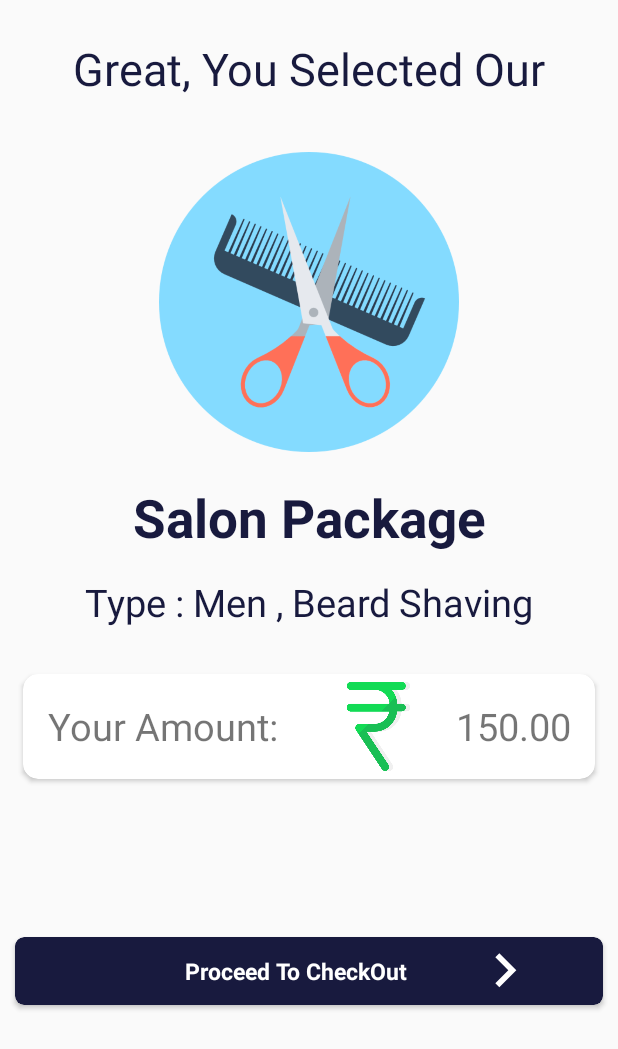
After one commit to djain5888/Services, an Android app: the CheckOutActivity screen opened directly, with no data from a screen before it, on a phone screen of 412 x 824 dp. The commit adds this screen. Shown: the top 1049 px of the screen. Run offline under Robolectric (Android 15) with nearby library versions, the phone set to English and light mode, and no system bars.

Commit message:
checkOut Activity

```diff
--- a/app/src/main/AndroidManifest.xml
+++ b/app/src/main/AndroidManifest.xml
@@ -10,8 +10,9 @@
         android:supportsRtl="true"
         android:theme="@style/AppTheme">
         <activity android:name=".FormActivity"></activity>
+        <activity android:name=".CheckOutActivity" />
         <activity android:name=".SearchActivity" />
-        <activity android:name=".Result"></activity>
+        <activity android:name=".Result" />
         <activity android:name=".Number_activity" />
         <activity android:name=".LocationActivity" />
         <activity android:name=".MainActivity" />
--- /dev/null
+++ b/app/src/main/java/com/iniesta/services/CheckOutActivity.java
@@ -0,0 +1,15 @@
+package com.iniesta.services;
+
+import android.support.v7.app.AppCompatActivity;
+import android.os.Bundle;
+
+public class CheckOutActivity extends AppCompatActivity {
+
+    @Override
+    protected void onCreate(Bundle savedInstanceState) {
+        super.onCreate(savedInstanceState);
+        setContentView(R.layout.activity_check_out);
+
+        getSupportActionBar().hide();
+    }
+}
--- a/app/src/main/java/com/iniesta/services/FormActivity.java
+++ b/app/src/main/java/com/iniesta/services/FormActivity.java
@@ -17,7 +17,7 @@ public class FormActivity extends AppCompatActivity {
     private String name,email,phone,tolocation,fromlocation,service,servicescategory,date;
     private EditText mName,mEmail,mphone,mtolocation,mfromlocation,mdate;
     private String[] serviceslist = { "Select Service", "HouseHold Shifting", "Wheelers", "Office Shifting"};
-    private String[] servicecategorieslist = { "Slect Service Categories", "Hello", "Hi", "It's", "Aman", "Here"};
+    private String[] servicecategorieslist = { "Select Service Categories", "Hello", "Hi", "It's", "Aman", "Here"};
 
     @Override
     protected void onCreate(Bundle savedInstanceState) {
--- /dev/null
+++ b/app/src/main/res/drawable-anydpi/ic_rigtharrowwhite.xml
@@ -0,0 +1,10 @@
+<vector xmlns:android="http://schemas.android.com/apk/res/android"
+    android:width="24dp"
+    android:height="24dp"
+    android:viewportWidth="24"
+    android:viewportHeight="24"
+    android:tint="#FFFFFF">
+    <path
+        android:fillColor="#FF000000"
+        android:pathData="M8.59,16.34l4.58,-4.59 -4.58,-4.59L10,5.75l6,6 -6,6z"/>
+</vector>
--- /dev/null
+++ b/app/src/main/res/layout/activity_check_out.xml
@@ -0,0 +1,121 @@
+<?xml version="1.0" encoding="utf-8"?>
+<LinearLayout
+    xmlns:android="http://schemas.android.com/apk/res/android"
+    xmlns:app="http://schemas.android.com/apk/res-auto"
+    xmlns:tools="http://schemas.android.com/tools"
+    android:layout_width="match_parent"
+    android:layout_height="match_parent"
+    android:orientation="vertical"
+    tools:context=".CheckOutActivity">
+
+    <TextView
+        android:layout_width="match_parent"
+        android:layout_height="wrap_content"
+        android:text="Great, You Selected Our"
+        android:textColor="#181A3E"
+        android:gravity="center"
+        android:textSize="30dp"
+        android:layout_marginTop="25dp"/>
+
+    <ImageView
+        android:layout_width="match_parent"
+        android:layout_height="200dp"
+        android:layout_marginTop="35dp"
+        android:src="@drawable/hairdresser"/>
+
+    <TextView
+        android:layout_width="match_parent"
+        android:layout_height="wrap_content"
+        android:text="Salon Package"
+        android:textStyle="bold"
+        android:textSize="35dp"
+        android:layout_gravity="center"
+        android:gravity="center"
+        android:textColor="#181A3E"
+        android:layout_marginTop="20dp"/>
+
+    <TextView
+        android:layout_width="match_parent"
+        android:layout_height="wrap_content"
+        android:textColor="#181A3E"
+        android:text="Type : Men , Beard Shaving"
+        android:textSize="25dp"
+        android:layout_margin="15dp"
+        android:gravity="center"/>
+
+    <android.support.v7.widget.CardView
+        android:layout_width="match_parent"
+        android:layout_height="70dp"
+        app:cardCornerRadius="10dp"
+        android:layout_marginTop="40dp"
+        android:layout_margin="15dp">
+
+        <LinearLayout
+            android:layout_width="match_parent"
+            android:layout_height="match_parent"
+            android:orientation="horizontal">
+
+            <TextView
+                android:layout_width="0dp"
+                android:layout_height="match_parent"
+                android:layout_weight="2"
+                android:gravity="center"
+                android:textSize="25dp"
+                android:text="Your Amount:"/>
+
+            <ImageView
+                android:layout_width="0dp"
+                android:layout_height="match_parent"
+                android:layout_weight="1"
+                android:src="@drawable/rupee"
+                android:layout_margin="5dp"/>
+
+            <TextView
+                android:layout_width="0dp"
+                android:layout_height="match_parent"
+                android:layout_weight="1"
+                android:text="150.00"
+                android:gravity="center|left"
+                android:textSize="25dp"/>
+
+        </LinearLayout>
+
+    </android.support.v7.widget.CardView>
+
+    <android.support.v7.widget.CardView
+        android:layout_width="match_parent"
+        android:layout_height="45dp"
+        android:backgroundTint="#181A3E"
+        app:cardCornerRadius="6dp"
+        android:elevation="30dp"
+       android:layout_marginLeft="10dp"
+        android:layout_marginRight="10dp"
+        android:layout_marginTop="90dp">
+
+        <LinearLayout
+            android:layout_width="match_parent"
+            android:layout_height="match_parent"
+            android:orientation="horizontal">
+
+            <TextView
+                android:layout_width="0dp"
+                android:layout_height="match_parent"
+                android:layout_weight="2"
+                android:text="Proceed To CheckOut"
+                android:textColor="@color/white"
+                android:gravity="center|right"
+                android:textStyle="bold"
+                android:textSize="15dp"/>
+            <ImageView
+                android:layout_width="0dp"
+                android:layout_height="match_parent"
+                android:layout_weight="1"
+                android:src="@drawable/ic_rigtharrowwhite"/>
+
+        </LinearLayout>
+
+
+    </android.support.v7.widget.CardView>
+
+
+</LinearLayout>
--- a/app/src/main/res/layout/activity_form.xml
+++ b/app/src/main/res/layout/activity_form.xml
@@ -98,7 +98,8 @@
                 android:hint="Select Service"
                 android:gravity="center"
                 android:layout_marginLeft="10dp"
-                android:layout_marginRight="10dp" />
+                android:layout_marginRight="10dp"
+                android:textAlignment="center"/>
 
             <Spinner
                 android:id="@+id/categories"
--- a/app/src/main/res/layout/fragment_home.xml
+++ b/app/src/main/res/layout/fragment_home.xml
@@ -103,12 +103,12 @@
                             android:layout_width="70dp"
                             android:layout_height="82dp"
                             android:layout_gravity="center_horizontal"
-                            android:src="@drawable/oil" />
+                            android:src="@drawable/worker1" />
 
                         <TextView
                             android:layout_width="wrap_content"
                             android:layout_height="wrap_content"
-                            android:text="Massages"
+                            android:text="Carpenter"
                             android:textColor="@color/black"
                             android:layout_gravity="center_horizontal"/>
 
@@ -180,7 +180,7 @@
                         <TextView
                             android:layout_width="wrap_content"
                             android:layout_height="wrap_content"
-                            android:text="Plumber"
+                            android:text="Packers / Movers"
                             android:textColor="@color/black"
                             android:layout_gravity="center_horizontal"/>
 
@@ -252,7 +252,7 @@
                         <TextView
                             android:layout_width="wrap_content"
                             android:layout_height="wrap_content"
-                            android:text="Salon"
+                            android:text="Fitness"
                             android:textColor="@color/black"
                             android:layout_gravity="center_horizontal"/>
 
@@ -349,12 +349,12 @@
                             <TextView
                                 android:layout_width="match_parent"
                                 android:layout_height="wrap_content"
+                                android:layout_marginStart="5dp"
                                 android:layout_marginTop="10dp"
-                                android:layout_marginStart="5dp"
                                 android:layout_marginEnd="5dp"
                                 android:text="Packers and Movers"
-                                android:textSize="20sp"
-                                android:textColor="@color/black"/>
+                                android:textColor="@color/black"
+                                android:textSize="20sp" />
 
                             <TextView
                                 android:layout_width="match_parent"
@@ -363,17 +363,17 @@
                                 android:layout_marginEnd="5dp"
                                 android:paddingTop="5dp"
                                 android:text="Packing | Moving"
-                                android:textSize="14sp"
-                                android:textColor="@color/green_500"/>
+                                android:textColor="@color/green_500"
+                                android:textSize="14sp" />
 
                         </LinearLayout>
 
                         <ImageView
-                            android:layout_margin="10dp"
                             android:layout_width="0dp"
                             android:layout_height="match_parent"
+                            android:layout_margin="10dp"
                             android:layout_weight="1.5"
-                            android:src="@drawable/pckmov"/>
+                            android:src="@drawable/pckmov" />
 
                     </LinearLayout>
 
--- a/app/src/main/res/values/strings.xml
+++ b/app/src/main/res/values/strings.xml
@@ -34,8 +34,8 @@
 </string>
     <string name="carpenter_topic1">Serve on Door, one of the largest Service Provider companies in India, evolved from a small scale business of Iniesta Webtech Solution established in 2019 and functioned for the shifting of household goods, Beauty &amp; Spa, Doctor consultant, Tax services, Repairing (All type), etc. Incepted by vision and hard efforts of Mr. Satyam Shukla, the company moved ahead towards the path of growth. This evolution takes place on the solid grounds of expansion in terms of proficient and customer-satisfactory services. We have followed the principles of growth ever since our inception.</string>
     <string name="topic4">1.)Price may vary according to your requirement or if services varies.\n\n2.)You don\'t need to provide any disposable items like wipes &amp; towels, because they bring along.\n\n3.)Try to choose combo packs to get discounts &amp; profits.\n\n4.)If you have any type of elergy or skin problems, please tell to our professionals before starting the service.\n\n5.)Some of the process(like wax, threading) are painful, our professionals always do their best to decrease the level of pain.\n\n6.)If you want to use your own brand in service, tell us before confirming the appointment\n\n</string>
-<string name="beauty_topic1">Serve on Door, one of the largest Service provider companies in India, evolved from a small scale business of Iniesta Webtech Solution established in 2019 and functioned for the shifting of household goods, Beauty &amp; Spa, Doctor consultant, Tax services, Repairing (All type), etc. Incepted by vision and hard efforts of Mr. Satyam Shukla, the company moved ahead towards the path of growth. This evolution takes place on the solid grounds of expansion in terms of proficient and customer-satisfactory services. We have followed the principles of growth ever since our inception.</string>
-<string name="beauty_topic2">
+    <string name="beauty_topic1">Serve on Door, one of the largest Service provider companies in India, evolved from a small scale business of Iniesta Webtech Solution established in 2019 and functioned for the shifting of household goods, Beauty &amp; Spa, Doctor consultant, Tax services, Repairing (All type), etc. Incepted by vision and hard efforts of Mr. Satyam Shukla, the company moved ahead towards the path of growth. This evolution takes place on the solid grounds of expansion in terms of proficient and customer-satisfactory services. We have followed the principles of growth ever since our inception.</string>
+    <string name="beauty_topic2">
     1)Get Service at your home comfortably.\n\n
     2)Service by professional &amp; Experienced Beautician.\n\n
     3)Fixed price for every type of service(no extra charges).\n\n
@@ -116,6 +116,4 @@
     <string name="yoga_topic4">not done till now</string>
 
 
-
-
 </resources>
```
Also changed, not shown: app/src/main/res/drawable-hdpi/ic_rigtharrowwhite.png (added), app/src/main/res/drawable-mdpi/ic_rigtharrowwhite.png (added), app/src/main/res/drawable-xhdpi/ic_rigtharrowwhite.png (added), app/src/main/res/drawable-xxhdpi/ic_rigtharrowwhite.png (added), app/src/main/res/drawable/rupee.png (added), app/src/main/res/drawable/worker1.png (added).
